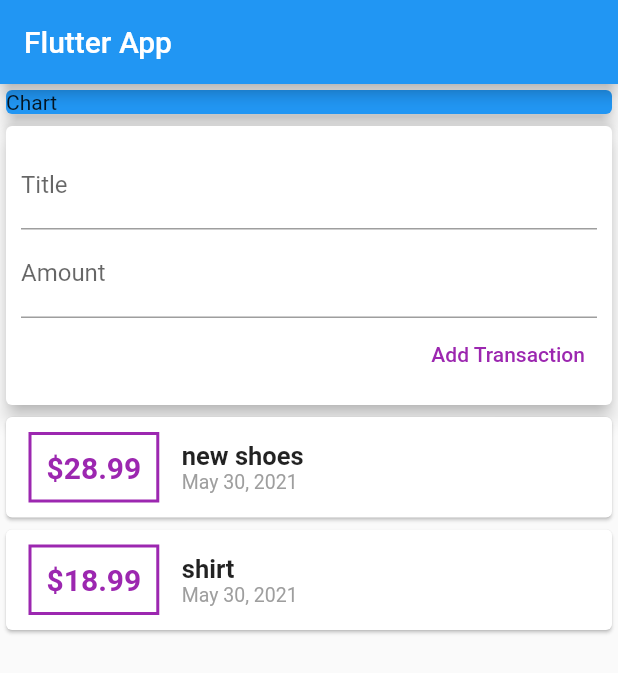
After one commit to iamonesmo/epxenses_app, a Flutter app: the screen it shows after launch, after a tap on "Add Transaction", on a phone screen of 412 x 824 dp. The commit adds this screen. Shown: the top 673 px of the screen. Run offline on Flutter 3.47's test engine with Material 2 defaults, Android fonts, the phone set to English and light mode, and no system bars.

Commit message:
split main into multiple widgets, added scrolling

```diff
--- /dev/null
+++ b/lib/widgets/new_transaction.dart
@@ -0,0 +1,53 @@
+import 'package:flutter/material.dart';
+// import './user_transaction.dart';
+
+class NewTransaction extends StatelessWidget {
+  final titleController = TextEditingController();
+  final amountController = TextEditingController();
+  final Function addTx;
+
+  NewTransaction(this.addTx);
+
+  @override
+  Widget build(BuildContext context) {
+    return Container(
+      child: Card(
+        elevation: 5,
+        child: Container(
+          padding: EdgeInsets.all(10),
+          child: Column(
+            crossAxisAlignment: CrossAxisAlignment.end,
+            children: <Widget>[
+              TextField(
+                decoration: InputDecoration(labelText: 'Title'),
+                controller: titleController,
+                // onChanged: (val) {
+                //   titleInput = val;
+                // },
+              ),
+              TextField(
+                decoration: InputDecoration(labelText: 'Amount'),
+                controller: amountController,
+                // onChanged: (val) {
+                //   amountInput = val;
+                // },
+              ),
+              TextButton(
+                onPressed: () {
+                  addTx(
+                    titleController.text,
+                    double.parse(amountController.text),
+                  );
+                },
+                child: Text('Add Transaction'),
+                style: TextButton.styleFrom(
+                  primary: Colors.purple,
+                ),
+              ),
+            ],
+          ),
+        ),
+      ),
+    );
+  }
+}
--- /dev/null
+++ b/lib/widgets/transaction_list.dart
@@ -0,0 +1,66 @@
+import 'package:flutter/material.dart';
+import 'package:intl/intl.dart';
+import '../models/transaction.dart';
+
+class TransactionList extends StatelessWidget {
+  final List<Transaction> transactions;
+
+  TransactionList(this.transactions);
+
+  @override
+  Widget build(BuildContext context) {
+    return Container(
+      height: 300,
+      child: SingleChildScrollView(
+        child: Column(
+          children: transactions.map((tx) {
+            return Card(
+              child: Row(
+                children: <Widget>[
+                  Container(
+                    margin: EdgeInsets.symmetric(
+                      vertical: 10,
+                      horizontal: 15,
+                    ),
+                    decoration: BoxDecoration(
+                        border: Border.all(
+                      color: Colors.purple,
+                      width: 2,
+                    )),
+                    padding: EdgeInsets.all(10),
+                    child: Text(
+                      '\$${tx.amount}',
+                      style: TextStyle(
+                          fontWeight: FontWeight.bold,
+                          fontSize: 20,
+                          color: Colors.purple),
+                    ),
+                  ),
+                  Column(
+                    crossAxisAlignment: CrossAxisAlignment.start,
+                    children: <Widget>[
+                      Text(
+                        tx.title,
+                        style: TextStyle(
+                          fontSize: 17,
+                          fontWeight: FontWeight.bold,
+                        ),
+                      ),
+                      Text(
+                        DateFormat.yMMMd().format(tx.date),
+                        style: TextStyle(
+                          fontSize: 13,
+                          color: Colors.grey,
+                        ),
+                      ),
+                    ],
+                  )
+                ],
+              ),
+            );
+          }).toList(),
+        ),
+      ),
+    );
+  }
+}
--- /dev/null
+++ b/lib/widgets/user_transaction.dart
@@ -0,0 +1,39 @@
+import 'package:flutter/material.dart';
+import './transaction_list.dart';
+import './new_transaction.dart';
+import '../models/transaction.dart';
+
+class UserTransactions extends StatefulWidget {
+  @override
+  _UserTransactionsState createState() => _UserTransactionsState();
+}
+
+class _UserTransactionsState extends State<UserTransactions> {
+  final List<Transaction> _userTransactions = [
+    Transaction(
+        id: 't1', title: 'new shoes', amount: 28.99, date: DateTime.now()),
+    Transaction(id: 't2', title: 'shirt', amount: 18.99, date: DateTime.now()),
+  ];
+
+  void _addNewTransaction(String txTitle, double txAmount) {
+    final newTx = Transaction(
+        title: txTitle,
+        amount: txAmount,
+        date: DateTime.now(),
+        id: DateTime.now().toString());
+
+    setState(() {
+      _userTransactions.add(newTx);
+    });
+  }
+
+  @override
+  Widget build(BuildContext context) {
+    return Column(
+      children: <Widget>[
+        NewTransaction(_addNewTransaction),
+        TransactionList(_userTransactions),
+      ],
+    );
+  }
+}
```
Also changed, not shown: lib/main.dart (+4 -95 lines), lib/models/transaction.dart (renamed from lib/transaction.dart).
